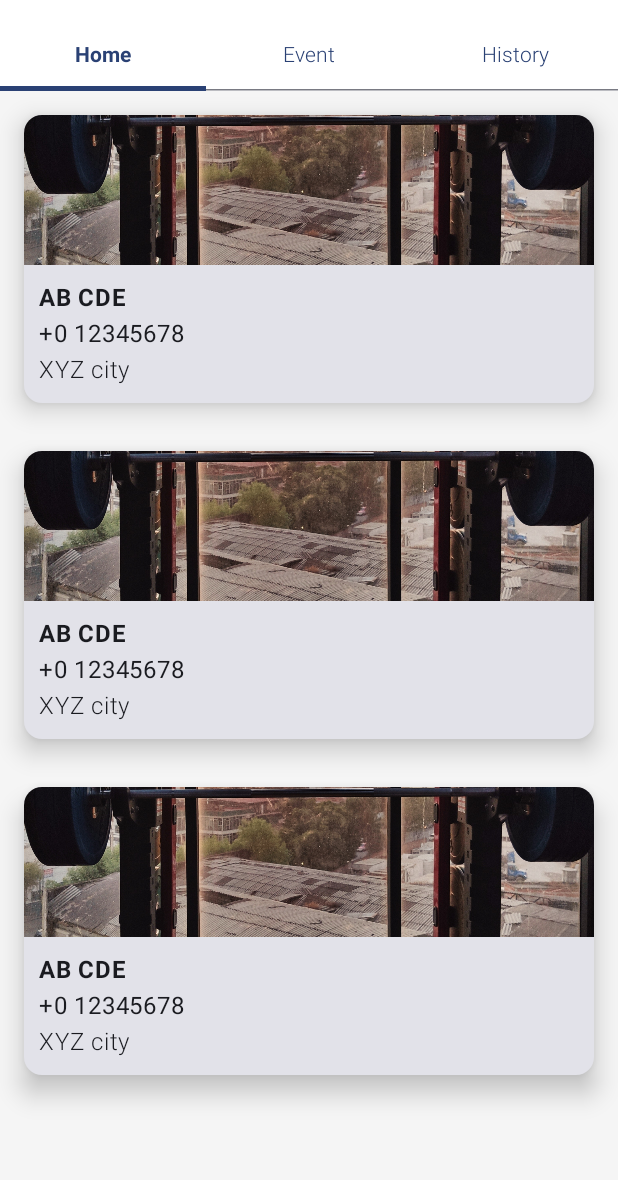
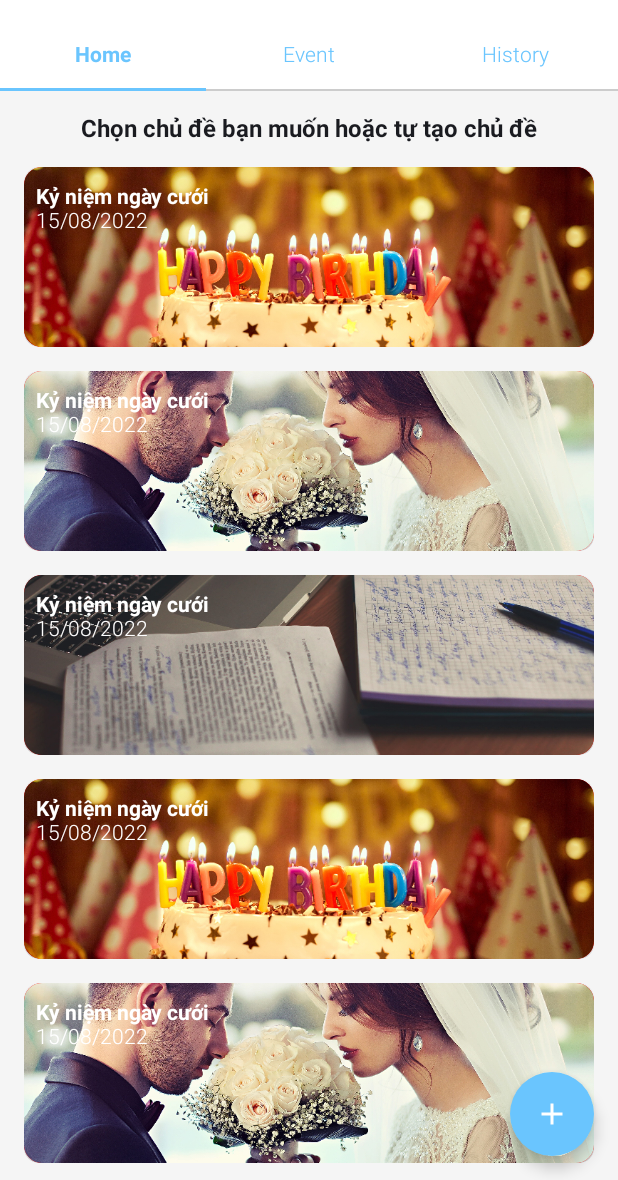
Before and after one commit to QuocNguyen99/widget_app, an Android app built with Jetpack Compose: the screen it shows after launch (MainActivity), on a phone screen of 412 x 824 dp, the part 56-1236 px from its top. Run offline under Robolectric (Android 15) with nearby library versions, the phone set to English and light mode, and no system bars; our stand-ins replace constraintlayout-compose.

Commit message:
add ui home screen

```diff
--- a/app/build.gradle.kts
+++ b/app/build.gradle.kts
@@ -69,6 +69,10 @@ dependencies {
     debugImplementation(libs.ui.test.manifest)
 
     implementation(libs.androidx.material3.v111)
-    implementation (libs.androidx.constraintlayout.compose)
+    implementation(libs.accompanist.systemuicontroller)
+    implementation(libs.androidx.material.icons.extended)
+    implementation(libs.androidx.constraintlayout.compose)
+    implementation(libs.coil.compose)
 
+    implementation(libs.androidx.navigation.compose)
 }
--- a/app/src/main/java/com/hqnguyen/widgetapp/WidgetApp.kt
+++ b/app/src/main/java/com/hqnguyen/widgetapp/WidgetApp.kt
@@ -1,21 +1,104 @@
 package com.hqnguyen.widgetapp
 
-import androidx.compose.foundation.layout.Column
+import android.annotation.SuppressLint
+import android.util.Log
+import androidx.compose.animation.AnimatedVisibility
+import androidx.compose.animation.core.tween
+import androidx.compose.animation.fadeIn
+import androidx.compose.animation.fadeOut
+import androidx.compose.animation.slideInVertically
+import androidx.compose.animation.slideOutVertically
+import androidx.compose.foundation.background
+import androidx.compose.foundation.layout.Arrangement
+import androidx.compose.foundation.layout.Row
+import androidx.compose.foundation.shape.CircleShape
+import androidx.compose.material.icons.Icons
+import androidx.compose.material.icons.filled.Add
+import androidx.compose.material3.ExtendedFloatingActionButton
+import androidx.compose.material3.FloatingActionButton
+import androidx.compose.material3.Icon
+import androidx.compose.material3.Scaffold
 import androidx.compose.material3.Surface
+import androidx.compose.material3.Text
 import androidx.compose.runtime.Composable
+import androidx.compose.ui.Alignment
+import androidx.compose.ui.Modifier
 import androidx.compose.ui.graphics.Color
+import androidx.compose.ui.text.TextStyle
 import androidx.compose.ui.tooling.preview.Preview
-import com.hqnguyen.widgetapp.ui.Header
-import com.hqnguyen.widgetapp.ui.TabHeader
+import androidx.navigation.NavController
+import androidx.navigation.NavHostController
+import androidx.navigation.compose.NavHost
+import androidx.navigation.compose.composable
+import androidx.navigation.compose.currentBackStackEntryAsState
+import androidx.navigation.compose.rememberNavController
+import com.hqnguyen.widgetapp.ui.MainScreen
+import com.hqnguyen.widgetapp.ui.page.widget.AddWidgetScreen
 import com.hqnguyen.widgetapp.ui.theme.WidgetAppTheme
 
+@SuppressLint("UnusedMaterial3ScaffoldPaddingParameter")
 @Composable
 fun WidgetApp() {
-    Surface(color = Color(0xFFF5F5F5)) {
-        Column {
-            Header()
-            TabHeader()
+    val navController = rememberNavController()
+    val currentPage = navController.currentBackStackEntryAsState().value
+    Log.d("WidgetApp", "WidgetApp: $currentPage")
+    Scaffold(floatingActionButton = {
+        FloatingButton(currentPage?.destination?.route)
+    }) {
+        Surface(color = Color(0xFFF5F5F5)) {
+            NavigationWidgetApp(navController)
         }
+    }
+
+}
+
+@Composable
+fun NavigationWidgetApp(navController: NavHostController) {
+
+    NavHost(navController = navController, startDestination = "main") {
+        composable("main") {
+            MainScreen() {
+                navigationApp(it, navController)
+            }
+        }
+        composable("add") {
+            AddWidgetScreen(
+                onNavigation = { navigationApp(it, navController) },
+                onBack = { navController.popBackStack() }
+            )
+        }
+    }
+}
+
+@Composable
+fun FloatingButton(currentPage: String? = "") {
+    AnimatedVisibility(
+        visible = currentPage == "main",
+        enter = slideInVertically(animationSpec = tween(durationMillis = 1000)) { it } + fadeIn(
+            animationSpec = tween(durationMillis = 1000)
+        ),
+        exit = slideOutVertically(animationSpec = tween(durationMillis = 1000)) { it } + fadeOut(
+            animationSpec = tween(durationMillis = 1000)
+        )) {
+        FloatingActionButton(
+            containerColor = Color(0xFF6ac5fe),
+            contentColor = Color.White,
+            shape = CircleShape,
+            onClick = { },
+        ) {
+            Icon(
+                Icons.Filled.Add,
+                " Floating action button.",
+            )
+        }
+    }
+}
+
+fun navigationApp(router: String, navController: NavController) {
+    if (router.isNotEmpty()) {
+        navController.navigate(router)
+    } else {
+        Log.e("navigationApp", "error: router is not defined")
     }
 }
 
--- /dev/null
+++ b/app/src/main/java/com/hqnguyen/widgetapp/data/DefaultTemplate.kt
@@ -0,0 +1,10 @@
+package com.hqnguyen.widgetapp.data
+
+import androidx.annotation.DrawableRes
+import com.hqnguyen.widgetapp.R
+
+data class DefaultTemplate(
+    val title: String = "",
+    val date: String = "",
+    @DrawableRes val backgroundId: Int = R.mipmap.bg_birthday
+)
--- /dev/null
+++ b/app/src/main/java/com/hqnguyen/widgetapp/ui/MainScreen.kt
@@ -0,0 +1,14 @@
+package com.hqnguyen.widgetapp.ui
+
+import androidx.compose.foundation.layout.Column
+import androidx.compose.runtime.Composable
+import com.hqnguyen.widgetapp.ui.custom.HeaderMain
+import com.hqnguyen.widgetapp.ui.custom.TabHeader
+
+@Composable
+fun MainScreen(onNavigate: (route: String) -> Unit) {
+    Column {
+        HeaderMain(onNavigate)
+        TabHeader(onNavigate)
+    }
+}
--- a/app/src/main/java/com/hqnguyen/widgetapp/ui/Header.kt
+++ b/app/src/main/java/com/hqnguyen/widgetapp/ui/custom/HeaderMain.kt
@@ -1,4 +1,4 @@
-package com.hqnguyen.widgetapp.ui
+package com.hqnguyen.widgetapp.ui.custom
 
 import androidx.compose.foundation.background
 import androidx.compose.foundation.layout.Column
@@ -6,11 +6,15 @@ import androidx.compose.foundation.layout.Row
 import androidx.compose.foundation.layout.fillMaxWidth
 import androidx.compose.foundation.layout.height
 import androidx.compose.foundation.layout.padding
+import androidx.compose.material3.Divider
 import androidx.compose.material3.Tab
 import androidx.compose.material3.TabRow
+import androidx.compose.material3.TabRowDefaults
+import androidx.compose.material3.TabRowDefaults.tabIndicatorOffset
 import androidx.compose.material3.Text
 import androidx.compose.runtime.Composable
 import androidx.compose.runtime.getValue
+import androidx.compose.runtime.mutableIntStateOf
 import androidx.compose.runtime.mutableStateOf
 import androidx.compose.runtime.remember
 import androidx.compose.runtime.setValue
@@ -24,10 +28,10 @@ import com.hqnguyen.widgetapp.ui.page.event.EventScreen
 import com.hqnguyen.widgetapp.ui.page.history.HistoryScreen
 import com.hqnguyen.widgetapp.ui.page.home.HomeScreen
 
-
 @Composable
-fun Header() {
-    Row(verticalAlignment = Alignment.CenterVertically,
+fun HeaderMain(onNavigate: (route: String) -> Unit) {
+    Row(
+        verticalAlignment = Alignment.CenterVertically,
         modifier = Modifier
             .fillMaxWidth()
             .height(50.dp)
@@ -39,13 +43,27 @@ fun Header() {
 }
 
 @Composable
-fun TabHeader() {
-    var tabIndex by remember { mutableStateOf(0) }
+fun TabHeader(onNavigate: (route: String) -> Unit) {
+    var tabIndex by remember { mutableIntStateOf(0) }
 
     val tabs = listOf("Home", "Event", "History")
 
     Column(modifier = Modifier.fillMaxWidth()) {
-        TabRow(selectedTabIndex = tabIndex, containerColor = Color.White) {
+        TabRow(
+            selectedTabIndex = tabIndex,
+            containerColor = Color.White,
+            contentColor = Color(0xFF6ac5fe),
+            divider = { Divider(color = Color.LightGray) },
+            indicator = { tabPositions ->
+                if (tabIndex < tabPositions.size) {
+                    TabRowDefaults.Indicator(
+                        Modifier.tabIndicatorOffset(tabPositions[tabIndex]),
+                        color = Color(0xFF6ac5fe),
+                        height = 2.dp
+                    )
+                }
+            }
+        ) {
             tabs.forEachIndexed { index, title ->
                 Tab(
                     text = {
@@ -60,9 +78,9 @@ fun TabHeader() {
             }
         }
         when (tabIndex) {
-            0 -> HomeScreen()
-            1 -> EventScreen()
-            2 -> HistoryScreen()
+            0 -> HomeScreen(onNavigate)
+            1 -> EventScreen(onNavigate)
+            2 -> HistoryScreen(onNavigate)
         }
     }
 }
--- a/app/src/main/java/com/hqnguyen/widgetapp/ui/page/event/EventScreen.kt
+++ b/app/src/main/java/com/hqnguyen/widgetapp/ui/page/event/EventScreen.kt
@@ -3,6 +3,6 @@ package com.hqnguyen.widgetapp.ui.page.event
 import androidx.compose.runtime.Composable
 
 @Composable
-fun EventScreen() {
+fun EventScreen(onNavigate: (route: String) -> Unit) {
 
 }
--- a/app/src/main/java/com/hqnguyen/widgetapp/ui/page/history/HistoryScreen.kt
+++ b/app/src/main/java/com/hqnguyen/widgetapp/ui/page/history/HistoryScreen.kt
@@ -3,6 +3,6 @@ package com.hqnguyen.widgetapp.ui.page.history
 import androidx.compose.runtime.Composable
 
 @Composable
-fun HistoryScreen() {
+fun HistoryScreen(onNavigate: (route: String) -> Unit) {
 
 }
--- a/app/src/main/java/com/hqnguyen/widgetapp/ui/page/home/HomeScreen.kt
+++ b/app/src/main/java/com/hqnguyen/widgetapp/ui/page/home/HomeScreen.kt
@@ -1,51 +1,149 @@
 package com.hqnguyen.widgetapp.ui.page.home
 
+import androidx.annotation.DrawableRes
 import androidx.compose.foundation.Image
+import androidx.compose.foundation.background
+import androidx.compose.foundation.clickable
+import androidx.compose.foundation.interaction.MutableInteractionSource
 import androidx.compose.foundation.layout.Column
+import androidx.compose.foundation.layout.IntrinsicSize
+import androidx.compose.foundation.layout.Spacer
 import androidx.compose.foundation.layout.fillMaxWidth
 import androidx.compose.foundation.layout.height
 import androidx.compose.foundation.layout.padding
+import androidx.compose.foundation.rememberScrollState
+import androidx.compose.foundation.shape.RoundedCornerShape
+import androidx.compose.foundation.verticalScroll
+import androidx.compose.material.ripple.rememberRipple
 import androidx.compose.material3.Card
 import androidx.compose.material3.CardDefaults
 import androidx.compose.material3.Text
 import androidx.compose.runtime.Composable
+import androidx.compose.runtime.remember
+import androidx.compose.ui.Alignment
 import androidx.compose.ui.Modifier
+import androidx.compose.ui.draw.clip
+import androidx.compose.ui.graphics.Color
 import androidx.compose.ui.layout.ContentScale
 import androidx.compose.ui.res.painterResource
+import androidx.compose.ui.text.TextStyle
+import androidx.compose.ui.text.font.FontFamily
 import androidx.compose.ui.text.font.FontWeight
+import androidx.compose.ui.text.style.TextAlign
+import androidx.compose.ui.tooling.preview.Preview
 import androidx.compose.ui.unit.dp
+import androidx.compose.ui.unit.sp
+import androidx.constraintlayout.compose.ConstraintLayout
 import com.hqnguyen.widgetapp.R
+import com.hqnguyen.widgetapp.data.DefaultTemplate
+import com.hqnguyen.widgetapp.ui.theme.WidgetAppTheme
+
+val listDefaultTemplate = listOf<DefaultTemplate>(
+    DefaultTemplate("Kỷ niệm ngày cưới", "15/08/2022", R.mipmap.bg_birthday),
+    DefaultTemplate("Kỷ niệm ngày cưới", "15/08/2022", R.mipmap.bg_wedding),
+    DefaultTemplate("Kỷ niệm ngày cưới", "15/08/2022", R.mipmap.bg_study),
+    DefaultTemplate("Kỷ niệm ngày cưới", "15/08/2022", R.mipmap.bg_birthday),
+    DefaultTemplate("Kỷ niệm ngày cưới", "15/08/2022", R.mipmap.bg_wedding),
+    DefaultTemplate("Kỷ niệm ngày cưới", "15/08/2022", R.mipmap.bg_study),
+)
 
 @Composable
-fun HomeScreen() {
-    Column {
-        CardGuide()
-        CardGuide()
-        CardGuide()
+fun HomeScreen(onNavigate: (route: String) -> Unit = {}) {
+    Column(
+        modifier = Modifier.verticalScroll(rememberScrollState()),
+        horizontalAlignment = Alignment.CenterHorizontally
+    ) {
+        Spacer(modifier = Modifier.height(16.dp))
+        Text(
+            "Chọn chủ đề bạn muốn hoặc tự tạo chủ đề",
+            style = TextStyle(
+                fontFamily = FontFamily.SansSerif,
+                fontWeight = FontWeight.Bold,
+                fontSize = 16.sp,
+                textAlign = TextAlign.Center
+            )
+        )
+        Spacer(modifier = Modifier.height(8.dp))
+
+        listDefaultTemplate.forEach {
+            CardGuide(
+                backgroundId = it.backgroundId,
+                title = it.title,
+                date = it.date,
+                onClick = { onNavigate("add") }
+            )
+        }
     }
 }
 
 @Composable
-fun CardGuide() {
+fun CardGuide(
+    modifier: Modifier = Modifier,
+    @DrawableRes backgroundId: Int = R.mipmap.bg_wedding,
+    title: String = "Kỷ niệm ngày cưới",
+    date: String = "15/08/2022",
+    onClick: (router: String) -> Unit = {},
+    route: String = ""
+) {
     Card(
         elevation = CardDefaults.cardElevation(
             defaultElevation = 10.dp
         ),
-        modifier = Modifier.padding(16.dp)
+        modifier = Modifier
+            .padding(horizontal = 16.dp, vertical = 8.dp)
+            .clip(RoundedCornerShape(10.dp))
+            .clickable(
+                interactionSource = remember { MutableInteractionSource() },
+                indication = rememberRipple(true)
+            ) { onClick(route) }
     ) {
-        Image(
-            painter = painterResource(id = R.drawable.bg_gym),
-            contentDescription = "",
+        ConstraintLayout(
             modifier = Modifier
-                .fillMaxWidth()
-                .height(100.dp),
-            contentScale = ContentScale.FillWidth
-        )
-        Column(modifier = Modifier.padding(10.dp)) {
-            Text("AB CDE", fontWeight = FontWeight.W700)
-            Text("+0 12345678")
-            Text("XYZ city", fontWeight = FontWeight.W300)
+                .background(Color.Red)
+                .height(IntrinsicSize.Max)
+        ) {
+            val (backgroundRef, infoRef) = createRefs()
+
+            Image(
+                painter = painterResource(id = backgroundId),
+                contentDescription = title,
+                modifier = Modifier
+                    .fillMaxWidth()
+                    .height(120.dp)
+                    .clip(RoundedCornerShape(10.dp))
+                    .constrainAs(backgroundRef) {
+                        top.linkTo(parent.top)
+                        bottom.linkTo(parent.bottom)
+                        end.linkTo(parent.end)
+                        start.linkTo(parent.start)
+                    },
+                contentScale = ContentScale.FillWidth
+            )
+            Column(modifier = Modifier
+                .constrainAs(infoRef) {
+                    top.linkTo(parent.top, margin = 12.dp)
+                    start.linkTo(parent.start)
+                }
+                .padding(horizontal = 8.dp)) {
+                Text(
+                    title,
+                    fontWeight = FontWeight.W700,
+                    style = TextStyle(color = Color.White)
+                )
+                Text(
+                    date,
+                    fontWeight = FontWeight.W300,
+                    style = TextStyle(color = Color.White)
+                )
+            }
         }
-
     }
 }
+
+@Preview
+@Composable
+fun CardGuidePreview() {
+    WidgetAppTheme() {
+        CardGuide()
+    }
+}
```
Also changed, not shown: app/src/main/java/com/hqnguyen/widgetapp/ui/page/widget/AddWidgetScreen.kt (added, +42 -0 lines), gradle/libs.versions.toml (+12 -2 lines), app/src/main/res/drawable/bg_gym.jpg (deleted), app/src/main/res/mipmap-hdpi/bg_birthday.jpg (added), app/src/main/res/mipmap-hdpi/bg_study.jpg (added), app/src/main/res/mipmap-hdpi/bg_wedding.jpg (added).
